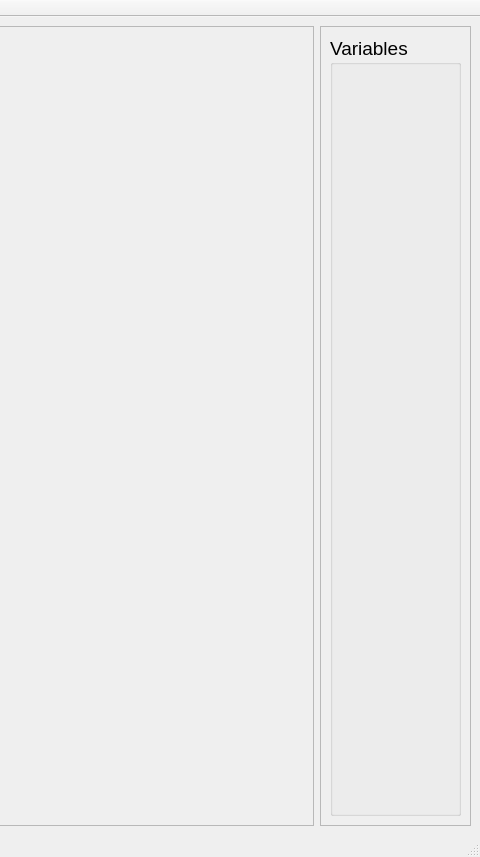
This is src/InstPyr/UI/mainpanel.ui in soodsidd/instpyr as Qt 5 draws it before an edit; both pictures show x 750 to 1230 and y 0 to 857 of the 1230 by 857 pixel window. The edited form follows.
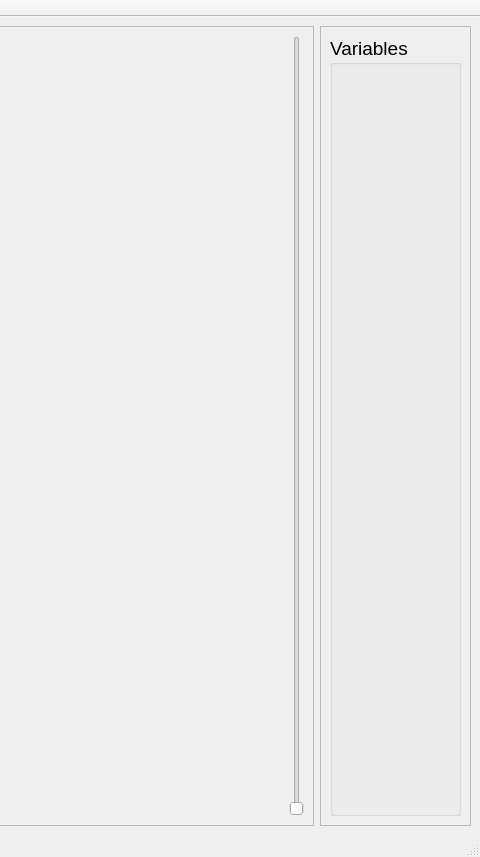
This is the edited form. Icons and pictures are not drawn. Custom widgets are drawn as their Qt base class.

Commit message: Added slider for horizontal zoom on plot

What changed in the file:
```diff
--- a/src/InstPyr/UI/mainpanel.ui
+++ b/src/InstPyr/UI/mainpanel.ui
@@ -335,17 +335,7 @@
       <property name="frameShadow">
        <enum>QFrame::Raised</enum>
       </property>
-      <layout class="QVBoxLayout" name="verticalLayout_6">
-       <item>
-        <widget class="MplWidget" name="plot" native="true">
-         <property name="sizePolicy">
-          <sizepolicy hsizetype="Preferred" vsizetype="Preferred">
-           <horstretch>0</horstretch>
-           <verstretch>39</verstretch>
-          </sizepolicy>
-         </property>
-        </widget>
-       </item>
+      <layout class="QHBoxLayout" name="horizontalLayout_4">
        <item>
         <widget class="QLabel" name="statusbar_2">
          <property name="sizePolicy">
@@ -364,6 +354,23 @@
          </property>
         </widget>
        </item>
+       <item>
+        <widget class="MplWidget" name="plot" native="true">
+         <property name="sizePolicy">
+          <sizepolicy hsizetype="Preferred" vsizetype="Preferred">
+           <horstretch>0</horstretch>
+           <verstretch>39</verstretch>
+          </sizepolicy>
+         </property>
+        </widget>
+       </item>
+       <item>
+        <widget class="QSlider" name="horZoom">
+         <property name="orientation">
+          <enum>Qt::Vertical</enum>
+         </property>
+        </widget>
+       </item>
       </layout>
      </widget>
     </item>
```
Left out of the diff: 34 changed lines with no effect on the pictures. The commit also changes 5 other files.
